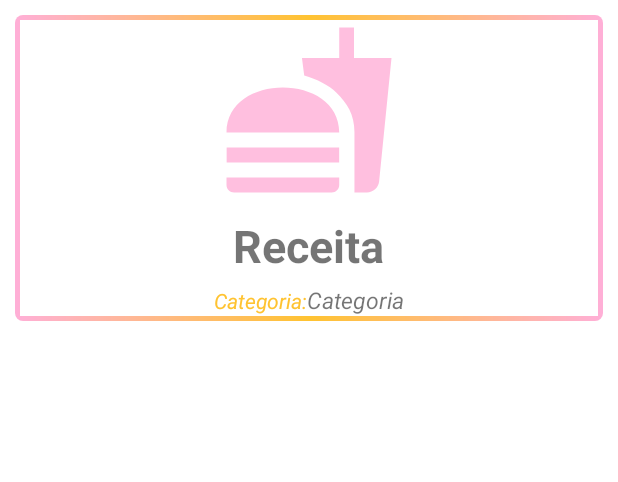
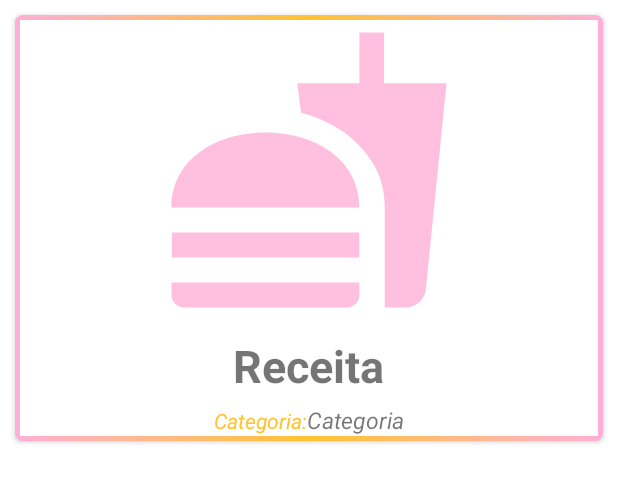
Before and after one commit to LucasMelll0/MyCookBook, an Android app: the layout item_lista_de_receitas.xml on its own in the app's theme, with its tools: preview values and no code run, on a phone screen of 412 x 824 dp. Shown: the top 482 px of the screen. Run offline under Robolectric (Android 15) with nearby library versions, the light colour scheme and no system bars.

Commit message:
aumento da imagem do item do adapter.

```diff
--- a/app/src/main/res/drawable/rounded_gradient.xml
+++ b/app/src/main/res/drawable/rounded_gradient.xml
@@ -1,10 +1,9 @@
 <?xml version="1.0" encoding="utf-8"?>
 <shape xmlns:android="http://schemas.android.com/apk/res/android">
     <gradient
-        android:startColor="@color/lightpink"
         android:centerColor="@color/yellow"
         android:endColor="@color/lightpink"
-        />
+        android:startColor="@color/lightpink" />
+    <corners android:radius="5dp" />
 
-    <corners android:radius="5dp"/>
 </shape>
--- a/app/src/main/res/layout/activity_lista_de_receitas_main.xml
+++ b/app/src/main/res/layout/activity_lista_de_receitas_main.xml
@@ -13,11 +13,6 @@
         android:layout_width="match_parent"
         android:layout_height="wrap_content"
         android:background="@drawable/gradient"
-        app:layout_constraintEnd_toEndOf="parent"
-        app:layout_constraintStart_toStartOf="parent"
-        app:layout_constraintTop_toTopOf="parent"
-        app:title="Nova Receita"
-        app:titleTextColor="@color/white"
         />
 
     <androidx.appcompat.widget.LinearLayoutCompat
--- a/app/src/main/res/layout/item_lista_de_receitas.xml
+++ b/app/src/main/res/layout/item_lista_de_receitas.xml
@@ -7,7 +7,8 @@
     android:layout_marginHorizontal="10dp"
     android:layout_marginTop="10dp"
     android:layout_marginBottom="5dp"
-    android:background="@drawable/rounded_gradient">
+    android:background="@drawable/rounded_gradient"
+    android:elevation="@dimen/cardview_default_elevation">
 
     <androidx.appcompat.widget.LinearLayoutCompat
         class="android.widget.LinearLayout"
@@ -21,7 +22,7 @@
             <androidx.appcompat.widget.AppCompatImageView
                 android:id="@+id/imagem_item_receita"
                 android:layout_width="match_parent"
-                android:layout_height="120dp"
+                android:layout_height="200dp"
                 android:layout_gravity="center"
                 tools:src="@drawable/ic_imagem_da_receita"
 
--- a/app/src/main/res/values/colors.xml
+++ b/app/src/main/res/values/colors.xml
@@ -10,5 +10,5 @@
     <color name="teal_700">#FF018786</color>
     <color name="black">#FF000000</color>
     <color name="white">#FFFFFFFF</color>
-    <color name="lightGray">#FFFCF2</color>
+    <color name="lightGray">#F1EEEE</color>
 </resources>
```
